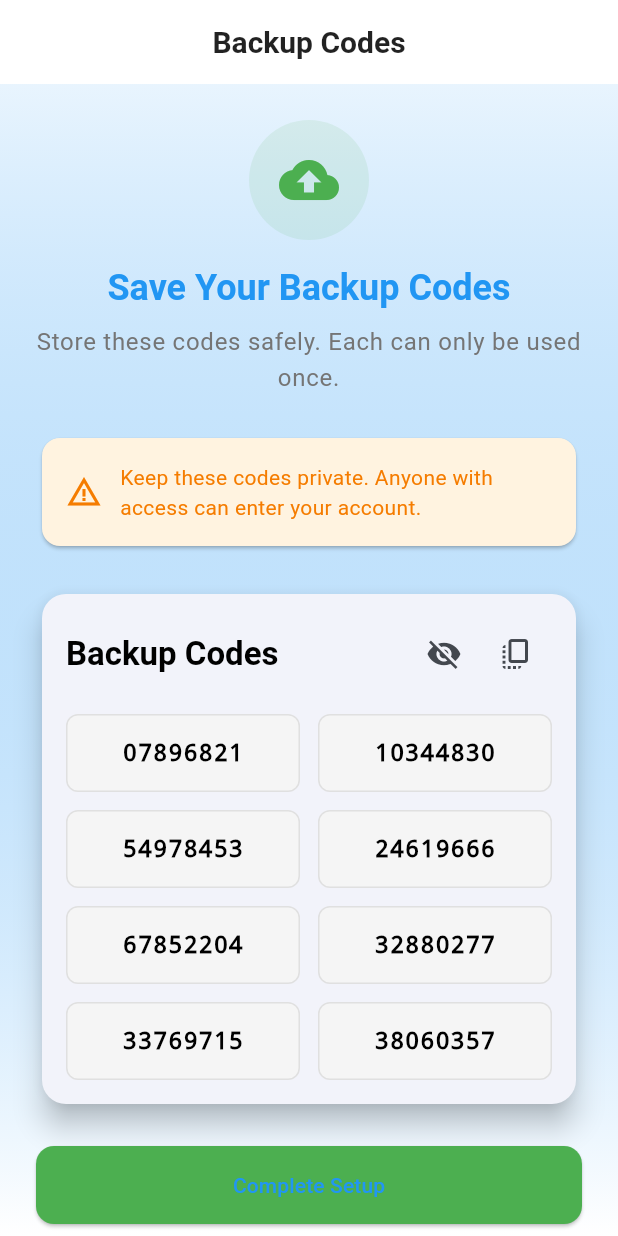
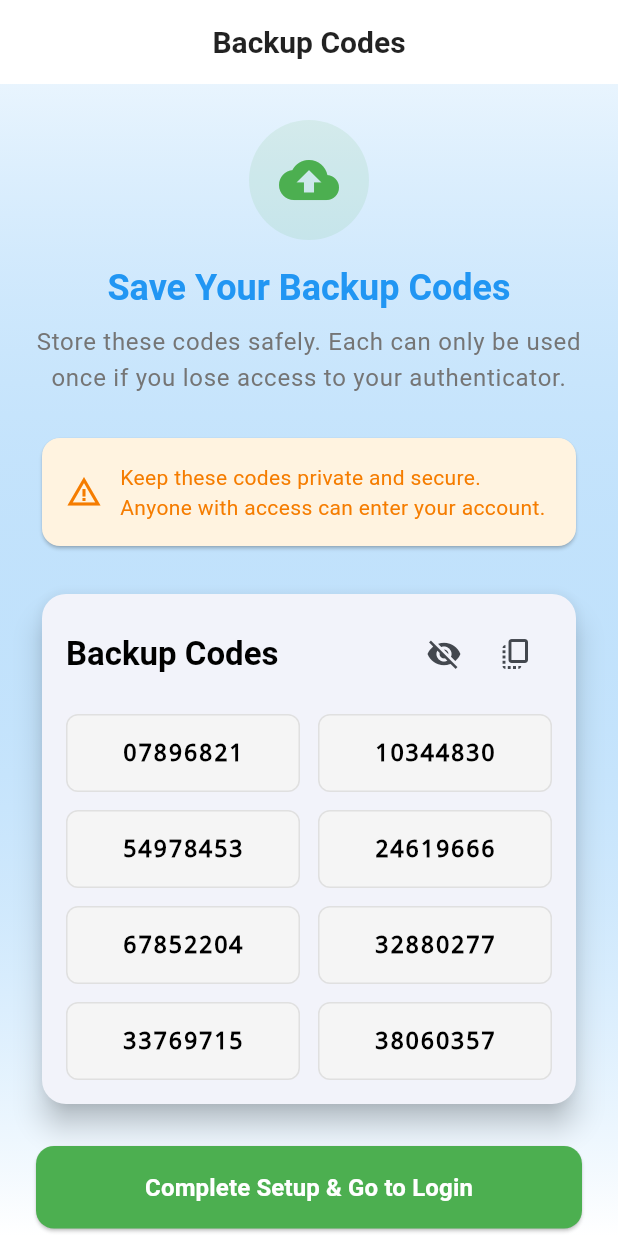
Before and after one commit to cazzano/chat_app, a Flutter app: the BackupCodesScreen screen opened directly with empty values, on a phone screen of 412 x 824 dp. Run offline on Flutter 3.47's test engine with Material 3 defaults, Android fonts, the light colour scheme and no system bars; our stand-ins replace qr_flutter; accounts and stored records are empty.

Commit message:
fixed some login issues

```diff
--- a/lib/screens/backup_codes_screen.dart
+++ b/lib/screens/backup_codes_screen.dart
@@ -1,7 +1,7 @@
 import 'package:flutter/material.dart';
 import 'package:flutter/services.dart';
 import 'dart:math';
-import 'chat_list_screen.dart';
+import 'auth_screen.dart';
 
 class BackupCodesScreen extends StatefulWidget {
   final String username;
@@ -16,6 +16,7 @@ class _BackupCodesScreenState extends State<BackupCodesScreen> with SingleTicker
   late List<String> _backupCodes;
   late AnimationController _controller;
   bool _codesVisible = true;
+  bool _isCompleting = false;
 
   @override
   void initState() {
@@ -52,12 +53,29 @@ class _BackupCodesScreenState extends State<BackupCodesScreen> with SingleTicker
 
   void _toggleVisibility() => setState(() => _codesVisible = !_codesVisible);
 
-  void _completeSetup() {
-    Navigator.pushAndRemoveUntil(
-      context,
-      MaterialPageRoute(builder: (_) => const ChatListScreen()),
-      (route) => false,
+  void _completeSetup() async {
+    setState(() => _isCompleting = true);
+
+    // Show success message
+    ScaffoldMessenger.of(context).showSnackBar(
+      const SnackBar(
+        content: Text('2FA setup completed successfully! Please login with your new account.'),
+        backgroundColor: Colors.green,
+        duration: Duration(seconds: 3),
+      ),
     );
+
+    // Add a small delay to show the loading state
+    await Future.delayed(const Duration(milliseconds: 500));
+
+    // Navigate back to login screen
+    if (mounted) {
+      Navigator.pushAndRemoveUntil(
+        context,
+        MaterialPageRoute(builder: (_) => const AuthScreen()),
+        (route) => false,
+      );
+    }
   }
 
   @override
@@ -75,6 +93,7 @@ class _BackupCodesScreenState extends State<BackupCodesScreen> with SingleTicker
         title: const Text('Backup Codes'),
         centerTitle: true,
         elevation: 0,
+        automaticallyImplyLeading: false, // Remove back button since this is part of signup flow
       ),
       body: Container(
         decoration: BoxDecoration(
@@ -132,7 +151,7 @@ class _BackupCodesScreenState extends State<BackupCodesScreen> with SingleTicker
         ),
         const SizedBox(height: 8),
         Text(
-          'Store these codes safely. Each can only be used once.',
+          'Store these codes safely. Each can only be used once if you lose access to your authenticator.',
           style: theme.textTheme.bodyLarge?.copyWith(color: Colors.grey[600]),
           textAlign: TextAlign.center,
         ),
@@ -151,7 +170,7 @@ class _BackupCodesScreenState extends State<BackupCodesScreen> with SingleTicker
             const SizedBox(width: 12),
             Expanded(
               child: Text(
-                'Keep these codes private. Anyone with access can enter your account.',
+                'Keep these codes private and secure. Anyone with access can enter your account.',
                 style: TextStyle(color: Colors.orange[700]),
               ),
             ),
@@ -178,10 +197,12 @@ class _BackupCodesScreenState extends State<BackupCodesScreen> with SingleTicker
                     IconButton(
                       icon: Icon(_codesVisible ? Icons.visibility_off : Icons.visibility),
                       onPressed: _toggleVisibility,
+                      tooltip: _codesVisible ? 'Hide codes' : 'Show codes',
                     ),
                     IconButton(
                       icon: const Icon(Icons.copy_all),
                       onPressed: _copyAllCodes,
+                      tooltip: 'Copy all codes',
                     ),
                   ],
                 ),
@@ -232,7 +253,7 @@ class _BackupCodesScreenState extends State<BackupCodesScreen> with SingleTicker
     return SizedBox(
       width: double.infinity,
       child: ElevatedButton(
-        onPressed: _completeSetup,
+        onPressed: _isCompleting ? null : _completeSetup,
         style: ElevatedButton.styleFrom(
           backgroundColor: Colors.green,
           padding: const EdgeInsets.symmetric(vertical: 16),
@@ -240,7 +261,23 @@ class _BackupCodesScreenState extends State<BackupCodesScreen> with SingleTicker
             borderRadius: BorderRadius.circular(12),
           ),
         ),
-        child: const Text('Complete Setup'),
+        child: _isCompleting
+            ? const SizedBox(
+                width: 20,
+                height: 20,
+                child: CircularProgressIndicator(
+                  strokeWidth: 2,
+                  valueColor: AlwaysStoppedAnimation<Color>(Colors.white),
+                ),
+              )
+            : const Text(
+                'Complete Setup & Go to Login',
+                style: TextStyle(
+                  fontSize: 16,
+                  fontWeight: FontWeight.bold,
+                  color: Colors.white,
+                ),
+              ),
       ),
     );
   }
```
Also changed, not shown: lib/screens/auth_screen.dart (+5 -54 lines).
